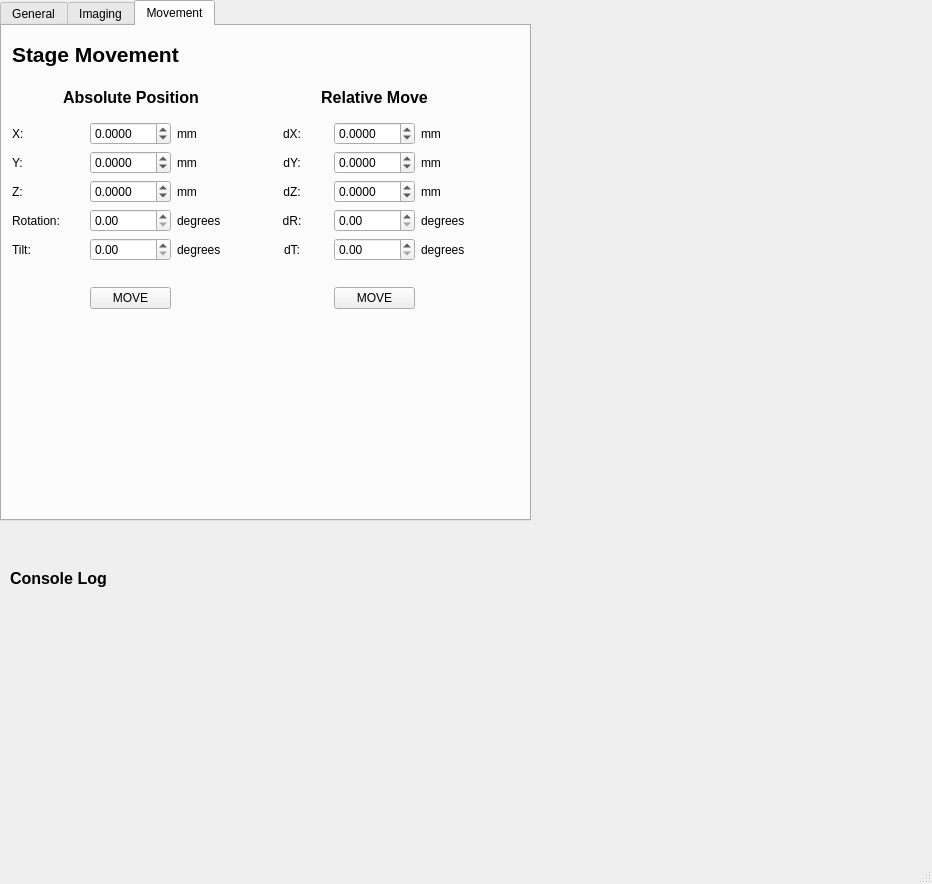
Before: the Qt Designer form fibsem/ui/qtdesigner_files/connect.ui in DeMarcoLab/fibsem, drawn with Qt 5.
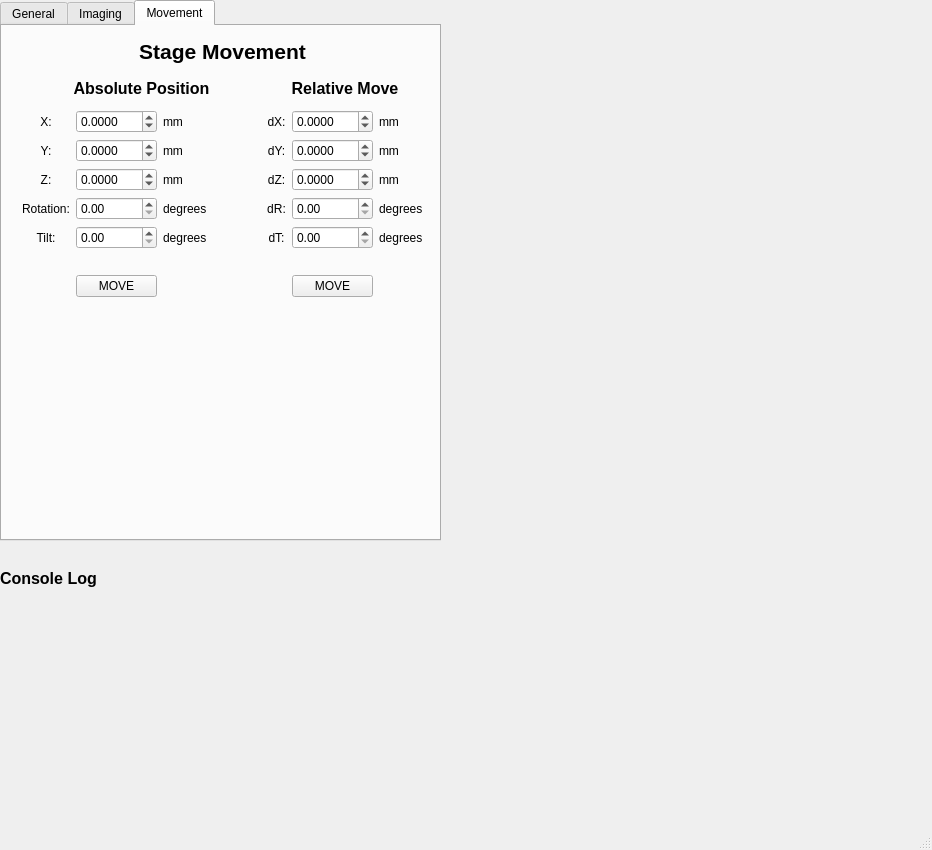
After: the same form once the commit is applied. The open tabs and pages were chosen to show the change.

Commit message: added warning for resolution change

The edit to the form file:
```diff
--- a/fibsem/ui/qtdesigner_files/connect.ui
+++ b/fibsem/ui/qtdesigner_files/connect.ui
@@ -7,7 +7,7 @@
     <x>0</x>
     <y>0</y>
     <width>932</width>
-    <height>884</height>
+    <height>850</height>
    </rect>
   </property>
   <property name="windowTitle">
@@ -28,8 +28,8 @@
      <rect>
       <x>0</x>
       <y>0</y>
-      <width>531</width>
-      <height>521</height>
+      <width>441</width>
+      <height>541</height>
      </rect>
     </property>
     <property name="autoFillBackground">
@@ -416,10 +416,10 @@
      <widget class="QWidget" name="gridLayoutWidget">
       <property name="geometry">
        <rect>
-        <x>10</x>
+        <x>20</x>
         <y>10</y>
-        <width>481</width>
-        <height>273</height>
+        <width>401</width>
+        <height>261</height>
        </rect>
       </property>
       <layout class="QGridLayout" name="gridLayout">
@@ -514,7 +514,7 @@
           <string>Z:</string>
          </property>
          <property name="alignment">
-          <set>Qt::AlignLeading|Qt::AlignLeft|Qt::AlignVCenter</set>
+          <set>Qt::AlignCenter</set>
          </property>
         </widget>
        </item>
@@ -572,7 +572,7 @@
           <string>Stage Movement</string>
          </property>
          <property name="alignment">
-          <set>Qt::AlignLeading|Qt::AlignLeft|Qt::AlignVCenter</set>
+          <set>Qt::AlignCenter</set>
          </property>
         </widget>
        </item>
@@ -606,7 +606,7 @@
           <string>Y:</string>
          </property>
          <property name="alignment">
-          <set>Qt::AlignLeading|Qt::AlignLeft|Qt::AlignVCenter</set>
+          <set>Qt::AlignCenter</set>
          </property>
         </widget>
        </item>
@@ -623,7 +623,7 @@
           <string>X:</string>
          </property>
          <property name="alignment">
-          <set>Qt::AlignLeading|Qt::AlignLeft|Qt::AlignVCenter</set>
+          <set>Qt::AlignCenter</set>
          </property>
         </widget>
        </item>
@@ -694,7 +694,7 @@
           <string>Rotation:</string>
          </property>
          <property name="alignment">
-          <set>Qt::AlignLeading|Qt::AlignLeft|Qt::AlignVCenter</set>
+          <set>Qt::AlignCenter</set>
          </property>
         </widget>
        </item>
@@ -711,7 +711,7 @@
           <string>Tilt:</string>
          </property>
          <property name="alignment">
-          <set>Qt::AlignLeading|Qt::AlignLeft|Qt::AlignVCenter</set>
+          <set>Qt::AlignCenter</set>
          </property>
         </widget>
        </item>
@@ -752,7 +752,7 @@
          </property>
         </widget>
        </item>
-       <item row="7" column="1" colspan="6">
+       <item row="7" column="3">
         <spacer name="horizontalSpacer">
          <property name="orientation">
           <enum>Qt::Horizontal</enum>
@@ -772,9 +772,9 @@
    <widget class="QWidget" name="verticalLayoutWidget_2">
     <property name="geometry">
      <rect>
-      <x>10</x>
+      <x>0</x>
       <y>540</y>
-      <width>521</width>
+      <width>441</width>
       <height>271</height>
      </rect>
     </property>
```
Left out of the diff: 22 changed lines with no effect on the pictures. The commit also changes 2 other files.
